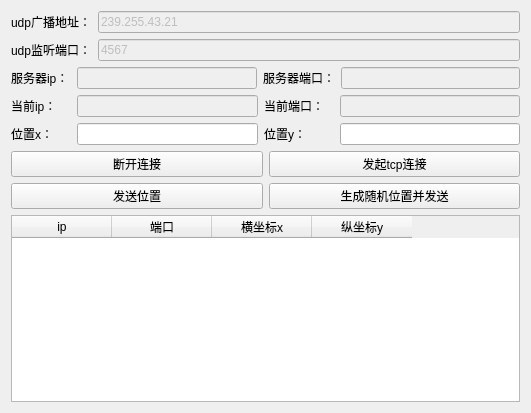
Before: the Qt Designer form client.ui in VictorySong/ls, drawn with Qt 5.
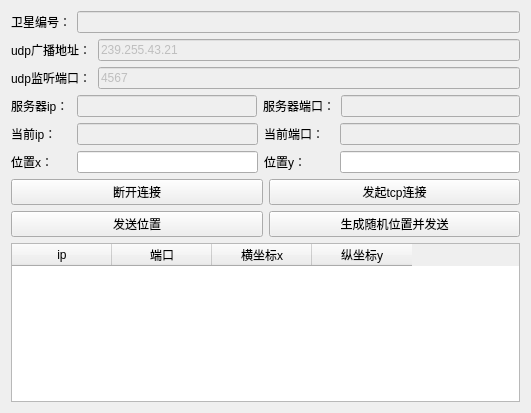
After: the same form once the commit is applied.

The edit to the form file:
```diff
--- a/client.ui
+++ b/client.ui
@@ -16,6 +16,24 @@
   <layout class="QGridLayout" name="gridLayout">
    <item row="0" column="0">
     <layout class="QVBoxLayout" name="verticalLayout">
+     <item>
+      <layout class="QHBoxLayout" name="horizontalLayout_8">
+       <item>
+        <widget class="QLabel" name="label_9">
+         <property name="text">
+          <string>卫星编号：</string>
+         </property>
+        </widget>
+       </item>
+       <item>
+        <widget class="QLineEdit" name="id">
+         <property name="enabled">
+          <bool>false</bool>
+         </property>
+        </widget>
+       </item>
+      </layout>
+     </item>
      <item>
       <layout class="QHBoxLayout" name="horizontalLayout_6">
        <item>
```
